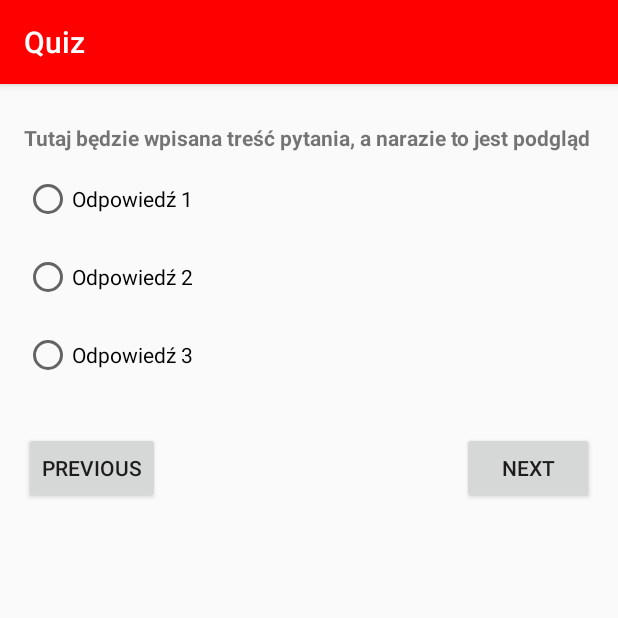
After one commit to radekBaran/QuizAndroid, an Android app: the QuestionActivity screen opened directly, with no data from a screen before it, on a phone screen of 412 x 824 dp, the top half of it. The commit adds this screen. Run offline under Robolectric (Android 15) with nearby library versions, the phone set to English and light mode, and no system bars.

Commit message:
Dodanie nowego ekranu, odpowiedzi na pytanie + layout

```diff
--- a/app/src/main/AndroidManifest.xml
+++ b/app/src/main/AndroidManifest.xml
@@ -8,13 +8,17 @@
         android:label="@string/app_name"
         android:supportsRtl="true"
         android:theme="@style/AppTheme">
-        <activity android:name=".StartActivity" android:windowSoftInputMode="stateHidden">
+        <activity
+            android:name=".StartActivity"
+            android:windowSoftInputMode="stateHidden">
             <intent-filter>
                 <action android:name="android.intent.action.MAIN"/>
 
                 <category android:name="android.intent.category.LAUNCHER"/>
             </intent-filter>
         </activity>
+        <activity android:name=".QuestionActivity">
+        </activity>
     </application>
 
 </manifest>
--- /dev/null
+++ b/app/src/main/java/com/example/radek/quiz/QuestionActivity.java
@@ -0,0 +1,13 @@
+package com.example.radek.quiz;
+
+import android.support.v7.app.AppCompatActivity;
+import android.os.Bundle;
+
+public class QuestionActivity extends AppCompatActivity {
+
+    @Override
+    protected void onCreate(Bundle savedInstanceState) {
+        super.onCreate(savedInstanceState);
+        setContentView(R.layout.activity_question);
+    }
+}
--- a/app/src/main/java/com/example/radek/quiz/StartActivity.java
+++ b/app/src/main/java/com/example/radek/quiz/StartActivity.java
@@ -1,5 +1,6 @@
 package com.example.radek.quiz;
 
+import android.content.Intent;
 import android.os.Bundle;
 import android.support.v7.app.AppCompatActivity;
 import android.widget.EditText;
@@ -61,5 +62,7 @@ public class StartActivity extends AppCompatActivity {
 
         // TODO Losowanie puli pytan
         // TODO Otwarcie nowego ekranu
+        Intent questionIntent = new Intent(this, QuestionActivity.class);
+        startActivity(questionIntent);
     }
 }
--- /dev/null
+++ b/app/src/main/res/layout/activity_question.xml
@@ -0,0 +1,71 @@
+<?xml version="1.0" encoding="utf-8"?>
+<ScrollView xmlns:android="http://schemas.android.com/apk/res/android"
+            xmlns:tools="http://schemas.android.com/tools"
+            android:layout_width="match_parent"
+            android:layout_height="match_parent">
+
+
+    <RelativeLayout
+        android:id="@+id/activity_question"
+        android:layout_width="match_parent"
+        android:layout_height="match_parent"
+        android:paddingBottom="@dimen/activity_vertical_margin"
+        android:paddingLeft="@dimen/activity_horizontal_margin"
+        android:paddingRight="@dimen/activity_horizontal_margin"
+        android:paddingTop="@dimen/activity_vertical_margin"
+        tools:context="com.example.radek.quiz.QuestionActivity">
+
+        <TextView
+            android:id="@+id/question_text"
+            android:layout_width="match_parent"
+            android:layout_height="wrap_content"
+            android:text="Tutaj będzie wpisana treść pytania, a narazie to jest podgląd "
+            android:textStyle="bold"
+            android:layout_marginBottom="15dp"
+            android:layout_marginTop="10dp"/>
+
+        <RadioGroup
+            android:id="@+id/answers"
+            android:layout_below="@id/question_text"
+            android:layout_width="match_parent"
+            android:layout_height="wrap_content"
+            android:orientation="vertical"
+            android:layout_marginBottom="15dp">
+
+            <RadioButton
+                android:id="@+id/answer_a"
+                android:layout_width="match_parent"
+                android:layout_height="wrap_content"
+                android:text="Odpowiedź 1"
+                android:layout_marginBottom="20dp"/>
+            <RadioButton
+                android:id="@+id/answer_b"
+                android:layout_width="match_parent"
+                android:layout_height="wrap_content"
+                android:text="Odpowiedź 2"
+                android:layout_marginBottom="20dp"/>
+            <RadioButton
+                android:id="@+id/answer_c"
+                android:layout_width="match_parent"
+                android:layout_height="wrap_content"
+                android:text="Odpowiedź 3"
+                android:layout_marginBottom="20dp"/>
+        </RadioGroup>
+
+        <Button
+            android:id="@+id/btn_previous"
+            android:layout_width="wrap_content"
+            android:layout_height="wrap_content"
+            android:text="Previous"
+            android:layout_below="@id/answers"/>
+        <Button
+            android:id="@+id/next"
+            android:layout_width="wrap_content"
+            android:layout_height="wrap_content"
+            android:text="Next"
+            android:layout_below="@id/answers"
+            android:layout_alignParentRight="true"/>
+
+
+    </RelativeLayout>
+</ScrollView>
```
